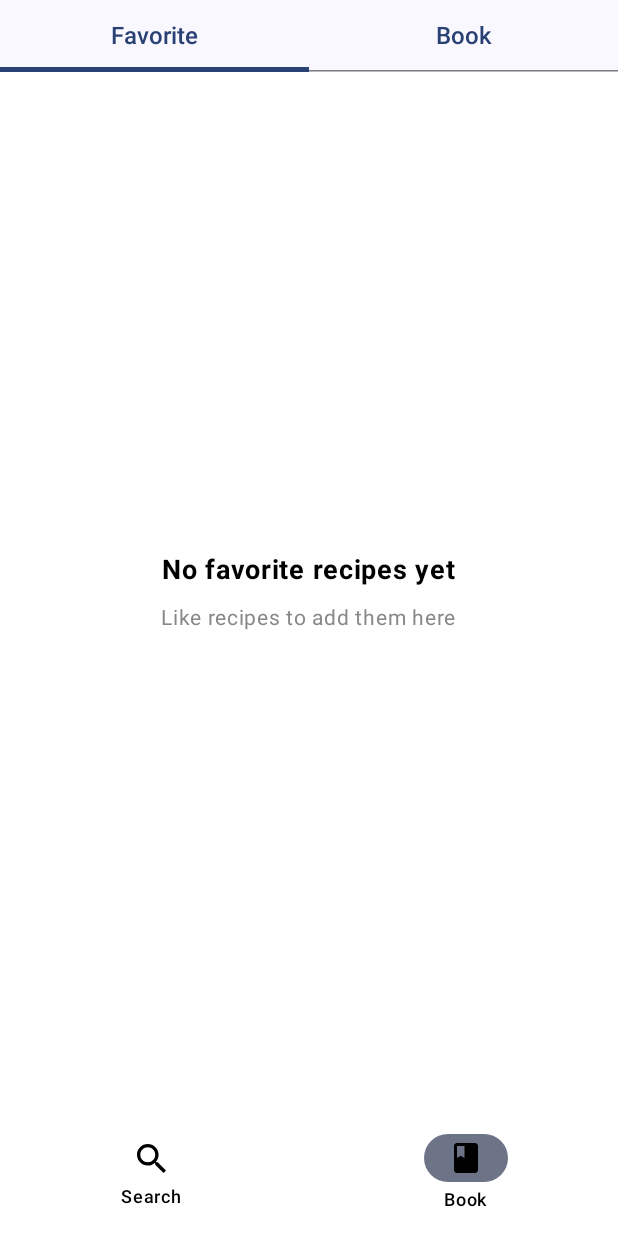
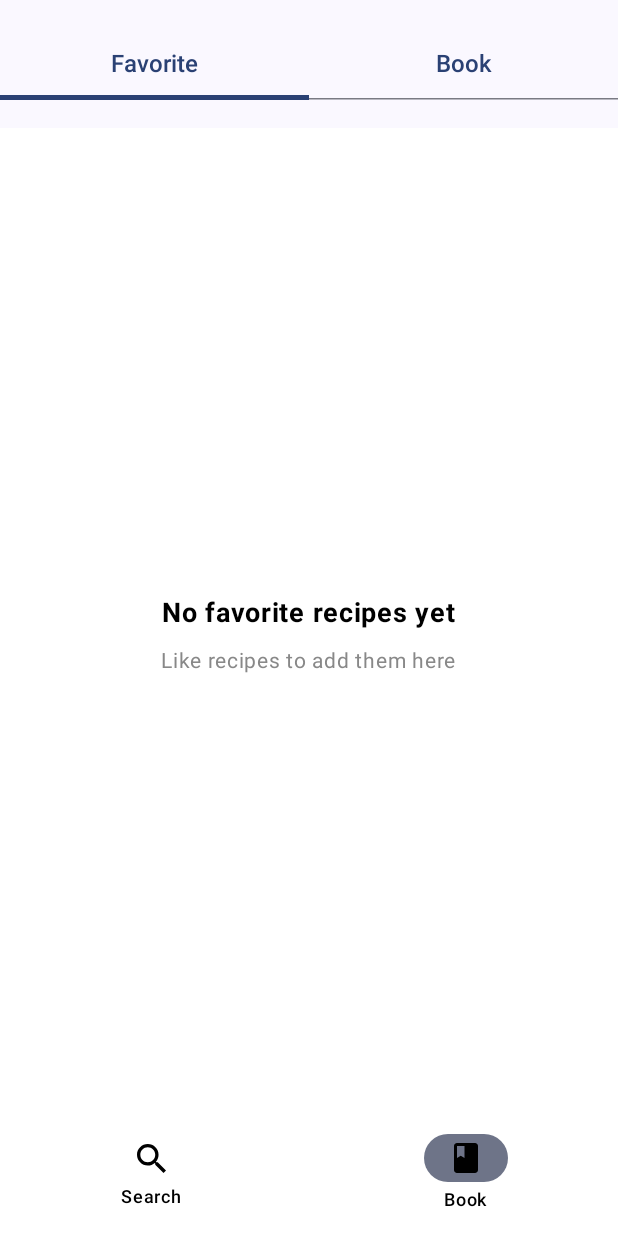
Before and after one commit to Evgen1994-McD/FoodSearch, an Android app built with Jetpack Compose: the screen it shows after launch (MainActivity), item 2 of the bottom bar chosen, on a phone screen of 412 x 824 dp. Run offline under Robolectric (Android 15) with nearby library versions, the phone set to English and light mode, and no system bars; our stand-ins replace Dagger/Hilt's generated code, Room's generated code, paging; pictures from the network do not load.

Commit message:
Функциональные улучшения + UI

```diff
--- a/app/src/main/java/com/example/foodsearch/data/db/dao/RecipeSummaryDao.kt
+++ b/app/src/main/java/com/example/foodsearch/data/db/dao/RecipeSummaryDao.kt
@@ -28,5 +28,7 @@ interface RecipeSummaryDao {
     @Query("SELECT * FROM recipe_summary_table WHERE id=:id")
     suspend fun getRecipeById(id: Int): List<RecipeSummaryEntity>
 
+    @Query("SELECT COUNT(*) FROM recipe_summary_table")
+    suspend fun getRecipeCount(): Int
 
 }
--- a/app/src/main/java/com/example/foodsearch/data/search/network/RetrofitNetworkClient.kt
+++ b/app/src/main/java/com/example/foodsearch/data/search/network/RetrofitNetworkClient.kt
@@ -7,18 +7,18 @@ import kotlinx.coroutines.Dispatchers
 import kotlinx.coroutines.withContext
 
 class RetrofitNetworkClient(private val spoonacularApi: SpoonacularApi) : NetworkClient {
-    private val apiKey = "91225f5085c54860b6c9d5d0298b460b"
-    private val dfdfdfdfddd = "9c69449bd45d4cb0abc8dedbcff5867c"
-    private val sdsdsd = "9c69449bd45d4cb0abc8dedbcff5867c"
-    private val yyy = "fc9779e7ffdb4a0394b69e0af48c6392"
-    private val dfdfdfdf = "1f90d4229d854fb2a5f83b7c55c7d068"
-    private val вааа = "7be5813cd34e4ee381ede45891148d22"
-    private val ва = "c3a4ad3a8035467c80953f24b8f3cc83"
-    private val dfdf = "3c4e3432dd7e432b826d041e71b923b8"
-    private val sdasd = "e75cda5befa3464ca0c178e307ae9620"
-    private val fdf = "03f1f1d6fced433a92729d7f1a99fdd0"
-    private val apiKey222 = "54e75716e30a4ce784b258783f6f4eac"
-    private val apiKey233 = "b14c803d4ea443d3b6acd83d37e71677"
+//    private val apiKey = "91225f5085c54860b6c9d5d0298b460b"
+//    private val apiKey = "9c69449bd45d4cb0abc8dedbcff5867c"
+//    private val apiKey = "9c69449bd45d4cb0abc8dedbcff5867c"
+//    private val apiKey = "fc9779e7ffdb4a0394b69e0af48c6392"
+//    private val apiKey = "1f90d4229d854fb2a5f83b7c55c7d068"
+//    private val apiKey = "7be5813cd34e4ee381ede45891148d22"
+//    private val apiKey = "c3a4ad3a8035467c80953f24b8f3cc83"
+//    private val apiKey = "3c4e3432dd7e432b826d041e71b923b8"
+//    private val apiKey = "e75cda5befa3464ca0c178e307ae9620"
+//    private val apiKey = "03f1f1d6fced433a92729d7f1a99fdd0"
+//    private val apiKey = "54e75716e30a4ce784b258783f6f4eac"
+    private val apiKey = "b14c803d4ea443d3b6acd83d37e71677"
 
     override suspend fun doRequest(dto: String, pageNumber: Int, pageSize: Int): Response {
         android.util.Log.d("RetrofitNetworkClient", "doRequest called with query: '$dto', page: $pageNumber, size: $pageSize")
--- a/app/src/main/java/com/example/foodsearch/presentation/book/BookScreen.kt
+++ b/app/src/main/java/com/example/foodsearch/presentation/book/BookScreen.kt
@@ -68,7 +68,10 @@ fun BookScreen(
     ) {
         // Tab Row
         TabRow(
-            selectedTabIndex = pagerState.currentPage
+            selectedTabIndex = pagerState.currentPage,
+            modifier = Modifier.
+            padding( bottom = 20.dp)
+                .height(85.dp)
         ) {
             Tab(
                 selected = pagerState.currentPage == 0,
--- a/app/src/main/java/com/example/foodsearch/presentation/details/DetailsScreen.kt
+++ b/app/src/main/java/com/example/foodsearch/presentation/details/DetailsScreen.kt
@@ -159,7 +159,7 @@ fun RecipeDetailsContent(
             android.util.Log.d("DetailsScreen", "Instructions count: ${it.analyzedInstructions?.size ?: 0}")
         }
     }
-    // ref
+
     if (recipe == null) {
         Box(
             modifier = Modifier.fillMaxSize(),
--- a/app/src/main/java/com/example/foodsearch/presentation/search/SearchScreen.kt
+++ b/app/src/main/java/com/example/foodsearch/presentation/search/SearchScreen.kt
@@ -40,6 +40,17 @@ fun SearchScreen(
 
     var searchText by remember { mutableStateOf("") }
 
+    // Создаем LazyPagingItems вне when блока для избежания проблем с recomposition
+    val lazyPagingItems = currentPagingFlow?.collectAsLazyPagingItems()
+
+    // Добавляем логирование для отладки
+    LaunchedEffect(lazyPagingItems) {
+        android.util.Log.d("SearchScreen", "LazyPagingItems changed: ${lazyPagingItems != null}")
+        lazyPagingItems?.let { items ->
+            android.util.Log.d("SearchScreen", "LazyPagingItems itemCount: ${items.itemCount}")
+        }
+    }
+
     // Добавляем логирование для отладки
     LaunchedEffect(uiState) {
         android.util.Log.d("SearchScreen", "UI State changed: $uiState")
@@ -50,21 +61,9 @@ fun SearchScreen(
     }
 
     LaunchedEffect(Unit) {
-        if (!viewModel.isRandomSearchComplete.value) {
-            android.util.Log.d("SearchScreen", "Loading random recipes")
-            viewModel.getRandomRecipes(null)
-            viewModel.setRandomSearchComplete()
-        }
-    }
-
-    // Проверяем офлайн режим при запуске и загружаем кешированные рецепты
-    LaunchedEffect(Unit) {
-        // Небольшая задержка для инициализации ViewModel
-        kotlinx.coroutines.delay(100)
-        if (currentPagingFlow == null) {
-            android.util.Log.d("SearchScreen", "No paging flow, checking for cached recipes")
-            viewModel.getRecipeFromDb(null)
-        }
+        android.util.Log.d("SearchScreen", "SearchScreen initialized")
+        // ViewModel теперь сам управляет инициализацией при запуске
+        // Дополнительная логика не нужна
     }
 
     Column(
@@ -111,7 +110,20 @@ fun SearchScreen(
                     modifier = Modifier.fillMaxSize(),
                     contentAlignment = Alignment.Center
                 ) {
-                    CircularProgressIndicator()
+                    Column(
+                        horizontalAlignment = Alignment.CenterHorizontally
+                    ) {
+                        CircularProgressIndicator(
+                            modifier = Modifier.size(48.dp),
+                            color = MaterialTheme.colorScheme.primary
+                        )
+                        Spacer(modifier = Modifier.height(16.dp))
+                        Text(
+                            text = "Поиск рецептов...",
+                            fontSize = 16.sp,
+                            color = Color.Gray
+                        )
+                    }
                 }
             }
 
@@ -121,51 +133,56 @@ fun SearchScreen(
 
             is SearchScreenState.OfflineMode -> {
                 android.util.Log.d("SearchScreen", "Showing offline mode")
-                // Показываем кешированные рецепты в офлайн режиме
-                currentPagingFlow?.let { pagingFlow ->
-                    android.util.Log.d("SearchScreen", "Paging flow available in offline mode")
-                    val lazyPagingItems = pagingFlow.collectAsLazyPagingItems()
-                    Column {
-                        // Заголовок офлайн режима
-                        Card(
-                            modifier = Modifier
-                                .fillMaxWidth()
-                                .padding(16.dp),
-                            colors = CardDefaults.cardColors(containerColor = Color(0xFFFFF3CD))
-                        ) {
-                            Text(
-                                text = "Offline Mode - Showing cached recipes",
-                                modifier = Modifier.padding(12.dp),
-                                fontSize = 14.sp,
-                                color = Color(0xFF856404)
-                            )
-                        }
-
-                        RecipeList(
-                            lazyPagingItems = lazyPagingItems,
-                            onRecipeClick = onRecipeClick
-                        )
-                    }
-                } ?: run {
-                    android.util.Log.d("SearchScreen", "No paging flow in offline mode, showing offline state")
                 OfflineState()
-                }
             }
 
             is SearchScreenState.SearchResults -> {
-                currentPagingFlow?.let { pagingFlow ->
-                    val lazyPagingItems = pagingFlow.collectAsLazyPagingItems()
+                lazyPagingItems?.let { items ->
+                    if (items.itemCount > 0) {
                         RecipeList(
-                        lazyPagingItems = lazyPagingItems,
+                            lazyPagingItems = items,
                             onRecipeClick = onRecipeClick
                         )
+                    } else {
+                        // Показываем сообщение "ничего не найдено"
+                        Box(
+                            modifier = Modifier.fillMaxSize(),
+                            contentAlignment = Alignment.Center
+                        ) {
+                            Column(
+                                horizontalAlignment = Alignment.CenterHorizontally,
+                                modifier = Modifier.padding(32.dp)
+                            ) {
+                                Image(
+                                    painter = painterResource(R.drawable.ph_not_found),
+                                    contentDescription = "No Results",
+                                    modifier = Modifier.size(100.dp)
+                                )
+                                Spacer(modifier = Modifier.height(16.dp))
+                                Text(
+                                    text = "Ничего не найдено",
+                                    fontSize = 18.sp,
+                                    fontWeight = FontWeight.Bold,
+                                    color = Color.Gray,
+                                    textAlign = TextAlign.Center
+                                )
+                                Spacer(modifier = Modifier.height(8.dp))
+                                Text(
+                                    text = "Попробуйте изменить поисковый запрос",
+                                    fontSize = 14.sp,
+                                    color = Color.Gray,
+                                    textAlign = TextAlign.Center
+                                )
+                            }
+                        }
+                    }
                 } ?: run {
                     Box(
                         modifier = Modifier.fillMaxSize(),
                         contentAlignment = Alignment.Center
                     ) {
                         Text(
-                            text = "No recipes found",
+                            text = "Ничего не найдено",
                             fontSize = 16.sp,
                             color = Color.Gray
                         )
@@ -175,21 +192,54 @@ fun SearchScreen(
 
             is SearchScreenState.SearchReady -> {
                 android.util.Log.d("SearchScreen", "Showing SearchReady state")
-                currentPagingFlow?.let { pagingFlow ->
-                    android.util.Log.d("SearchScreen", "Paging flow available, creating lazy paging items")
-                    val lazyPagingItems = pagingFlow.collectAsLazyPagingItems()
+                lazyPagingItems?.let { items ->
+                    android.util.Log.d("SearchScreen", "LazyPagingItems available, showing recipe list")
+                    if (items.itemCount > 0) {
                         RecipeList(
-                        lazyPagingItems = lazyPagingItems,
+                            lazyPagingItems = items,
                             onRecipeClick = onRecipeClick
                         )
+                    } else {
+                        // Показываем сообщение "ничего не найдено"
+                        Box(
+                            modifier = Modifier.fillMaxSize(),
+                            contentAlignment = Alignment.Center
+                        ) {
+                            Column(
+                                horizontalAlignment = Alignment.CenterHorizontally,
+                                modifier = Modifier.padding(32.dp)
+                            ) {
+                                Image(
+                                    painter = painterResource(R.drawable.ph_not_found),
+                                    contentDescription = "No Results",
+                                    modifier = Modifier.size(100.dp)
+                                )
+                                Spacer(modifier = Modifier.height(16.dp))
+                                Text(
+                                    text = "Ничего не найдено",
+                                    fontSize = 18.sp,
+                                    fontWeight = FontWeight.Bold,
+                                    color = Color.Gray,
+                                    textAlign = TextAlign.Center
+                                )
+                                Spacer(modifier = Modifier.height(8.dp))
+                                Text(
+                                    text = "Попробуйте изменить поисковый запрос",
+                                    fontSize = 14.sp,
+                                    color = Color.Gray,
+                                    textAlign = TextAlign.Center
+                                )
+                            }
+                        }
+                    }
                 } ?: run {
-                    android.util.Log.d("SearchScreen", "No paging flow available")
+                    android.util.Log.d("SearchScreen", "No LazyPagingItems available")
                     Box(
                         modifier = Modifier.fillMaxSize(),
                         contentAlignment = Alignment.Center
                     ) {
                         Text(
-                            text = "No recipes found",
+                            text = "Загрузка рецептов...",
                             fontSize = 16.sp,
                             color = Color.Gray
                         )
@@ -296,19 +346,27 @@ fun ErrorState() {
         contentAlignment = Alignment.Center
     ) {
         Column(
-            horizontalAlignment = Alignment.CenterHorizontally
+            horizontalAlignment = Alignment.CenterHorizontally,
+            modifier = Modifier.padding(32.dp)
         ) {
             Image(
                 painter = painterResource(R.drawable.ph_not_found),
-                contentDescription = "Not found",
+                contentDescription = "Error",
                 modifier = Modifier.size(100.dp)
             )
             Spacer(modifier = Modifier.height(16.dp))
             Text(
-                text = stringResource(R.string.nothing_to_show),
+                text = "Ошибка загрузки",
                 fontSize = 18.sp,
                 fontWeight = FontWeight.Bold,
-                color = Color.Black,
+                color = Color.Gray,
+                textAlign = TextAlign.Center
+            )
+            Spacer(modifier = Modifier.height(8.dp))
+            Text(
+                text = "Попробуйте еще раз",
+                fontSize = 14.sp,
+                color = Color.Gray,
                 textAlign = TextAlign.Center
             )
         }
@@ -450,7 +508,7 @@ fun OfflineState() {
             )
             Spacer(modifier = Modifier.height(16.dp))
             Text(
-                text = "No Internet Connection",
+                text = "Offline mode",
                 fontSize = 18.sp,
                 fontWeight = FontWeight.Bold,
                 color = Color.Gray,
@@ -458,7 +516,7 @@ fun OfflineState() {
             )
             Spacer(modifier = Modifier.height(8.dp))
             Text(
-                text = "No cached recipes available",
+                text = "Можно посмотреть сохраненные рецепты в книге",
                 fontSize = 14.sp,
                 color = Color.Gray,
                 textAlign = TextAlign.Center
--- a/app/src/main/java/com/example/foodsearch/presentation/search/SearchViewModel.kt
+++ b/app/src/main/java/com/example/foodsearch/presentation/search/SearchViewModel.kt
@@ -45,6 +45,9 @@ class SearchViewModel @Inject constructor(
                 }
             }
             .launchIn(viewModelScope)
+
+        // Инициализация при запуске - проверяем сеть и загружаем соответствующие данные
+        initializeOnStartup()
     }
 
     fun searchRecipes(query: String) {
@@ -57,24 +60,23 @@ class SearchViewModel @Inject constructor(
                 val isNetworkAvailable = networkUtils.isNetworkAvailable()
                 Log.d("SearchViewModel", "Network available: $isNetworkAvailable")
 
+                if (isNetworkAvailable) {
+                    try {
                         val pagingFlow = searchInteractor.getRecipesWithNetworkCheck(query, 1, 4)
                         Log.d("SearchViewModel", "Got paging flow from interactor")
                         _currentPagingFlow.value = pagingFlow
-
-                if (!isNetworkAvailable) {
-                    Log.d("SearchViewModel", "No network, setting offline mode")
+                        _uiState.value = SearchScreenState.SearchReady
+                    } catch (e: Exception) {
+                        Log.e("SearchViewModel", "Network request failed, showing offline mode", e)
                         _uiState.value = SearchScreenState.OfflineMode
+                    }
                 } else {
-                    Log.d("SearchViewModel", "Network available, setting search ready state")
-                    // Устанавливаем состояние готовности для показа результатов из PagingData
-                    _uiState.value = SearchScreenState.SearchReady
+                    Log.d("SearchViewModel", "No network, showing offline mode")
+                    _uiState.value = SearchScreenState.OfflineMode
                 }
-
-                // Рецепты из поиска будут сохранены в кеш при клике на них
-                // через метод saveRecipeToCache в MainActivity
             } catch (e: Exception) {
                 Log.e("SearchViewModel", "Error in searchRecipes", e)
-                _uiState.value = SearchScreenState.ErrorNotFound(PagingData.empty())
+                _uiState.value = SearchScreenState.OfflineMode
             }
         }
     }
@@ -88,24 +90,23 @@ class SearchViewModel @Inject constructor(
                 val isNetworkAvailable = networkUtils.isNetworkAvailable()
                 Log.d("SearchViewModel", "Network available for random recipes: $isNetworkAvailable")
 
+                if (isNetworkAvailable) {
+                    try {
                         val pagingFlow = searchInteractor.getRandomRecipesWithNetworkCheck(1, 4, query)
                         Log.d("SearchViewModel", "Got random recipes paging flow")
                         _currentPagingFlow.value = pagingFlow
-
-                if (!isNetworkAvailable) {
-                    Log.d("SearchViewModel", "No network, setting offline mode for random recipes")
+                        _uiState.value = SearchScreenState.SearchReady
+                    } catch (e: Exception) {
+                        Log.e("SearchViewModel", "Random recipes network request failed, showing offline mode", e)
                         _uiState.value = SearchScreenState.OfflineMode
+                    }
                 } else {
-                    Log.d("SearchViewModel", "Network available, setting search ready state for random recipes")
-                    // Устанавливаем состояние готовности для показа результатов из PagingData
-                    _uiState.value = SearchScreenState.SearchReady
+                    Log.d("SearchViewModel", "No network, showing offline mode")
+                    _uiState.value = SearchScreenState.OfflineMode
                 }
-
-                // Сохраняем рецепты из категорий в кеш для офлайн доступа
-                // Это будет происходить автоматически при загрузке деталей рецепта
             } catch (e: Exception) {
                 Log.e("SearchViewModel", "Error in getRandomRecipes", e)
-                _uiState.value = SearchScreenState.ErrorNotFound(PagingData.empty())
+                _uiState.value = SearchScreenState.OfflineMode
             }
         }
     }
@@ -114,22 +115,26 @@ class SearchViewModel @Inject constructor(
         Log.d("SearchViewModel", "getRecipeFromDb called with query: '$query'")
         try {
             val pagingFlow = searchInteractor.getRecipeFromMemory(query)
-            Log.d("SearchViewModel", "Got cached recipes paging flow")
+            Log.d("SearchViewModel", "Got cached recipes paging flow: ${pagingFlow != null}")
             _currentPagingFlow.value = pagingFlow
 
-            // Проверяем, есть ли сеть
+            // Всегда устанавливаем OfflineMode для кешированных рецептов
+            Log.d("SearchViewModel", "Setting offline mode for cached recipes")
+            _uiState.value = SearchScreenState.OfflineMode
+            Log.d("SearchViewModel", "UI state set to OfflineMode")
+        } catch (e: Exception) {
+            Log.e("SearchViewModel", "Error in getRecipeFromDb", e)
+            // Если нет кешированных рецептов, показываем соответствующее состояние
             val isNetworkAvailable = networkUtils.isNetworkAvailable()
             if (!isNetworkAvailable) {
-                Log.d("SearchViewModel", "No network, setting offline mode for cached recipes")
+                Log.d("SearchViewModel", "No network and no cache, showing offline state")
                 _uiState.value = SearchScreenState.OfflineMode
             } else {
-                Log.d("SearchViewModel", "Network available, setting search ready state for cached recipes")
-                _uiState.value = SearchScreenState.SearchReady
-            }
-        } catch (e: Exception) {
-            Log.e("SearchViewModel", "Error in getRecipeFromDb", e)
+                Log.d("SearchViewModel", "Network available but no cache, showing error")
                 _uiState.value = SearchScreenState.ErrorNotFound(PagingData.empty())
             }
+        }
+        Log.d("SearchViewModel", "getRecipeFromDb completed")
     }
 
     fun updateSearchQuery(query: String) {
@@ -191,4 +196,28 @@ class SearchViewModel @Inject constructor(
             }
         }
     }
+
+    private fun initializeOnStartup() {
+        viewModelScope.launch(Dispatchers.Main) {
+            try {
+                Log.d("SearchViewModel", "Initializing on startup")
+                val isNetworkAvailable = networkUtils.isNetworkAvailable()
+                Log.d("SearchViewModel", "Network available on startup: $isNetworkAvailable")
+
+                if (!isNetworkAvailable) {
+                    Log.d("SearchViewModel", "No network on startup, showing offline mode")
+                    _uiState.value = SearchScreenState.OfflineMode
+                } else {
+                    Log.d("SearchViewModel", "Network available on startup, loading random recipes")
+                    // Есть сеть - загружаем случайные рецепты
+                    getRandomRecipes(null)
+                    setRandomSearchComplete()
                 }
+            } catch (e: Exception) {
+                Log.e("SearchViewModel", "Error during startup initialization", e)
+                // В случае ошибки показываем офлайн режим
+                _uiState.value = SearchScreenState.OfflineMode
+            }
+        }
+    }
+}
```
Also changed, not shown: app/src/main/java/com/example/foodsearch/data/db/DbRecipePagingSource.kt (+11 -1 lines), app/src/main/java/com/example/foodsearch/data/search/impl/SearchRepositoryImpl.kt (+8 -4 lines). Lines whose indentation alone changed are shown as unchanged.
